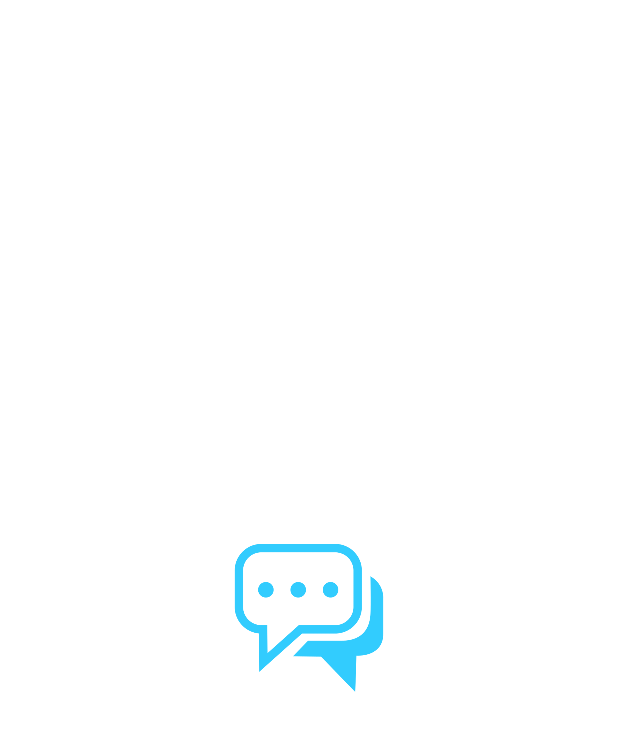
After one commit to AnYeRim/ChattingApp, an Android app: the SplashActivity screen opened directly, with no data from a screen before it, on a phone screen of 412 x 824 dp. The commit adds this screen. Shown: the top 731 px of the screen. Run offline under Robolectric (Android 15) with nearby library versions, the light colour scheme and no system bars.

Commit message:
create splash

```diff
--- a/app/src/main/java/com/example/chattingapp/Utils/ActivityUtils.java
+++ b/app/src/main/java/com/example/chattingapp/Utils/ActivityUtils.java
@@ -7,7 +7,6 @@ public class ActivityUtils {
 
     public void newActivity(Context mContext, Class mClass){
         Intent intent = new Intent(mContext, mClass);
-        intent.addFlags(Intent.FLAG_ACTIVITY_NO_ANIMATION);
         mContext.startActivity(intent);
     }
 }
--- a/app/src/main/java/com/example/chattingapp/View/Activity/PermissionActivity.java
+++ b/app/src/main/java/com/example/chattingapp/View/Activity/PermissionActivity.java
@@ -57,8 +57,8 @@ public class PermissionActivity extends AppCompatActivity {
 
         // 시작하거나 권한설정창으로 나갔다 들어와서 다시 실행될 때, 권한 필요 여부 확인
         if (permissionUtils.checkNeedPermission(this, initPms) != true) {
+            activityUtils.newActivity(this, LoginActivity.class);
             finish();
-            activityUtils.newActivity(this, LoginActivity.class);
         }
     }
 
--- /dev/null
+++ b/app/src/main/java/com/example/chattingapp/View/Activity/SplashActivity.java
@@ -0,0 +1,33 @@
+package com.example.chattingapp.View.Activity;
+
+import android.content.Intent;
+import android.os.Bundle;
+import android.os.Handler;
+
+import androidx.appcompat.app.AppCompatActivity;
+
+import com.example.chattingapp.R;
+
+public class SplashActivity  extends AppCompatActivity {
+
+    @Override
+    protected void onCreate(Bundle savedInstanceStare) {
+        super.onCreate(savedInstanceStare);
+        setContentView(R.layout.activity_splash);
+
+        Handler handler = new Handler();
+        handler.postDelayed(new Runnable() {
+            @Override
+            public void run() {
+                Intent intent = new Intent(getApplicationContext(), MainActivity.class);
+                startActivity(intent);
+                finish();
+            }
+        },3000);
+    }
+    @Override
+    protected void onPause() {
+        super.onPause();
+        finish();
+    }
+}
--- a/app/src/main/java/com/example/chattingapp/View/Adapter/AdapterTerms.java
+++ b/app/src/main/java/com/example/chattingapp/View/Adapter/AdapterTerms.java
@@ -74,8 +74,12 @@ public class AdapterTerms extends RecyclerView.Adapter<AdapterTerms.ViewHolder>
         }
 
         void setItemTermsBinding(Terms data) {
-            itemTermsBinding.chkTerm.setText(data.getTitle());
             itemTermsBinding.chkTerm.setChecked(data.isChecked());
+            if(data.getRequired().equals("Y")){
+                itemTermsBinding.chkTerm.setText("[필수] "+data.getTitle());
+            }else {
+                itemTermsBinding.chkTerm.setText("[선택] "+data.getTitle());
+            }
             if(data.getContents() == null) {
                 itemTermsBinding.btnDetail.setVisibility(View.GONE);
             }
--- a/app/src/main/java/com/example/chattingapp/View/Fragment/AuthEmailFragment.java
+++ b/app/src/main/java/com/example/chattingapp/View/Fragment/AuthEmailFragment.java
@@ -12,7 +12,7 @@ import androidx.fragment.app.Fragment;
 
 import com.example.chattingapp.R;
 import com.example.chattingapp.Utils.ActivityUtils;
-import com.example.chattingapp.View.Activity.MainActivity;
+import com.example.chattingapp.View.Activity.SplashActivity;
 import com.example.chattingapp.databinding.FragmentAuthEmailBinding;
 
 public class AuthEmailFragment extends Fragment implements View.OnClickListener {
@@ -39,8 +39,8 @@ public class AuthEmailFragment extends Fragment implements View.OnClickListener
         switch (view.getId()){
             case R.id.txtLater:
                 // 서버로 회원가입 정보 넘겨서 추가하고 메인화면 띄우기
+                activityUtils.newActivity(getActivity(), SplashActivity.class);
                 getActivity().finish();
-                activityUtils.newActivity(getActivity(), MainActivity.class);
                 break;
             case R.id.btnSend:
                 if(binding.chkTerm.isChecked() == true){
@@ -54,8 +54,8 @@ public class AuthEmailFragment extends Fragment implements View.OnClickListener
             case R.id.btnOK:
                 // 인증번호 입력된 값과 보낸 값이 같은지 비교하고 맞으면 회원가입 완료하기
                 if(true) {
+                    activityUtils.newActivity(getActivity(), SplashActivity.class);
                     getActivity().finish();
-                    activityUtils.newActivity(getActivity(), MainActivity.class);
                 }
                 break;
         }
--- a/app/src/main/java/com/example/chattingapp/View/Fragment/LoginFragment.java
+++ b/app/src/main/java/com/example/chattingapp/View/Fragment/LoginFragment.java
@@ -13,7 +13,7 @@ import androidx.fragment.app.Fragment;
 
 import com.example.chattingapp.R;
 import com.example.chattingapp.Utils.ActivityUtils;
-import com.example.chattingapp.View.Activity.MainActivity;
+import com.example.chattingapp.View.Activity.SplashActivity;
 import com.example.chattingapp.databinding.FragmentLoginBinding;
 
 public class LoginFragment extends Fragment implements View.OnClickListener, TextWatcher {
@@ -47,8 +47,8 @@ public class LoginFragment extends Fragment implements View.OnClickListener, Tex
         switch (view.getId()) {
             case R.id.btnLogin:
                 //DB와 비교하여 로그인 하는 기능 구현
+                activityUtils.newActivity(getActivity(), SplashActivity.class);
                 getActivity().finish();
-                activityUtils.newActivity(getActivity(), MainActivity.class);
                 break;
             case R.id.btnJoin:
                 getActivity().getSupportFragmentManager().beginTransaction().replace(R.id.frg_container, new TermsFragment()).commit();
--- /dev/null
+++ b/app/src/main/res/layout/activity_splash.xml
@@ -0,0 +1,14 @@
+<?xml version="1.0" encoding="utf-8"?>
+<LinearLayout xmlns:android="http://schemas.android.com/apk/res/android"
+    xmlns:app="http://schemas.android.com/apk/res-auto"
+    xmlns:tools="http://schemas.android.com/tools"
+    android:layout_width="match_parent"
+    android:layout_height="match_parent"
+    android:gravity="center_vertical|center_horizontal">
+
+    <ImageView
+        android:layout_width="100dp"
+        android:layout_height="100dp"
+        android:background="@drawable/icon_chat"/>
+
+</LinearLayout>
--- a/app/src/main/res/layout/fragment_terms.xml
+++ b/app/src/main/res/layout/fragment_terms.xml
@@ -38,7 +38,8 @@
                 android:layout_width="match_parent"
                 android:layout_height="wrap_content"
                 android:padding="7dp"
-                android:text="모두 동의합니다." />
+                android:text="모두 동의합니다."
+                android:textStyle="bold"/>
 
             <androidx.recyclerview.widget.RecyclerView
                 android:id="@+id/recycler_term"
```
Also changed, not shown: app/src/main/AndroidManifest.xml (+3 -18 lines), app/src/main/res/layout/fragment_auth_phone.xml (+4 -4 lines), app/src/main/res/drawable/icon_chat.png (added).
